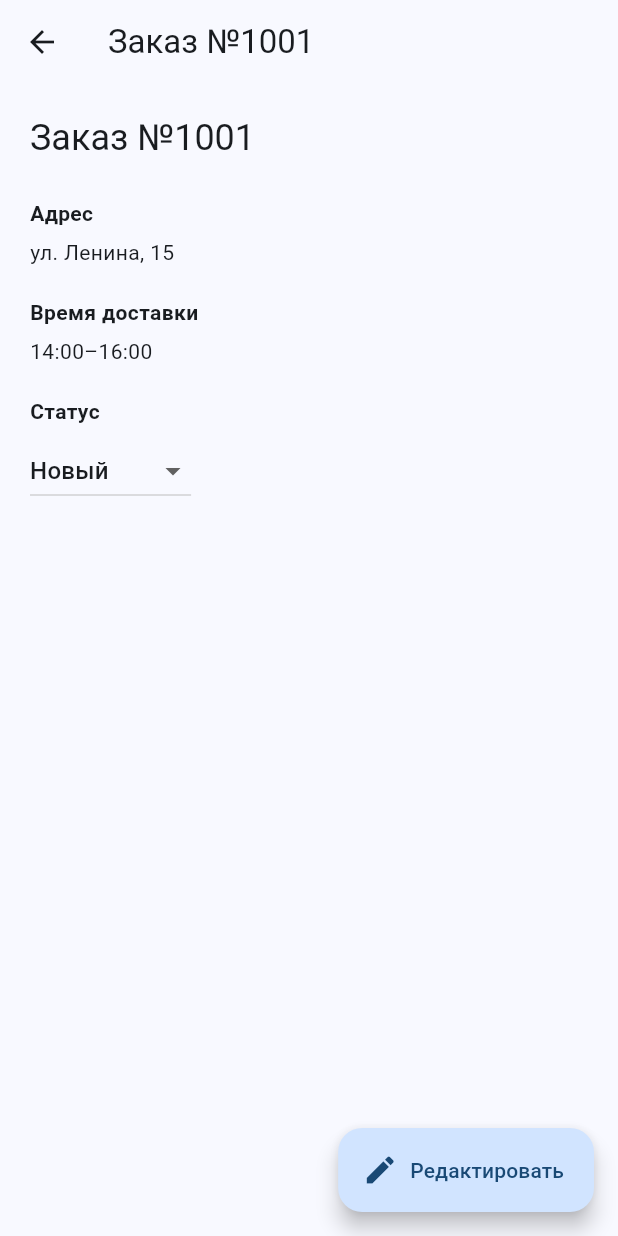
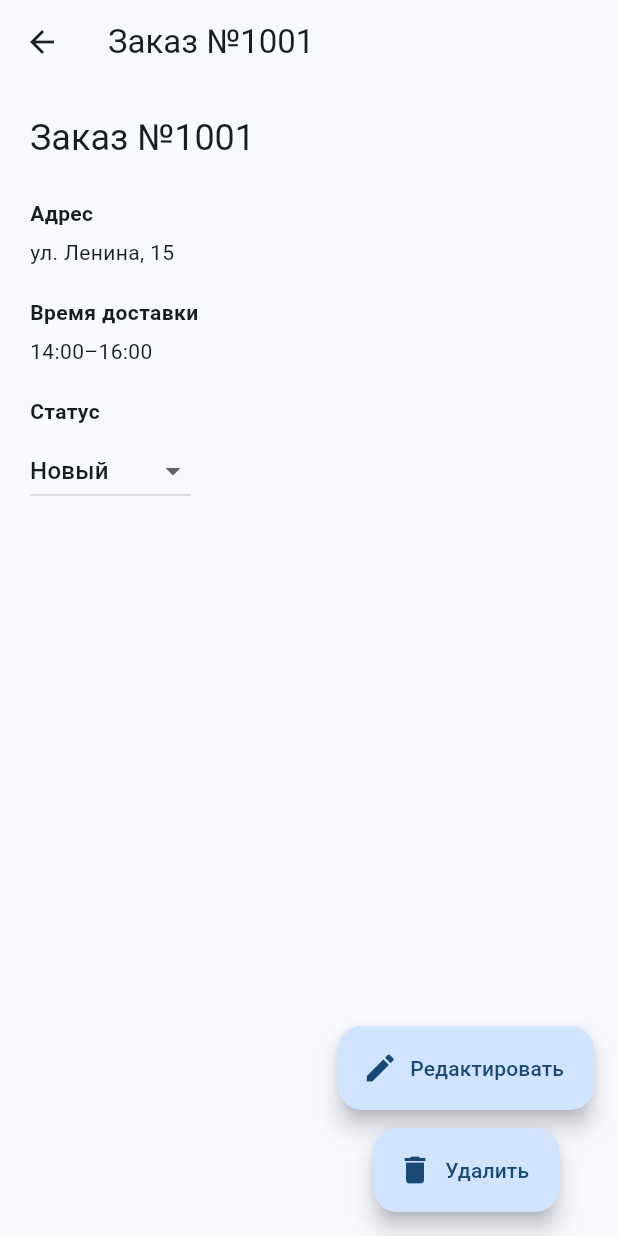
Before and after one commit to Camarederic/AI_Courier, a Flutter app: the OrdersPage screen opened directly, after a tap on an icon or button, on a phone screen of 412 x 824 dp. Run offline on Flutter 3.47's test engine with Material 3 defaults, Android fonts, the phone set to English and light mode, and no system bars.

Commit message:
Add order deletion

```diff
--- a/lib/order_details_page.dart
+++ b/lib/order_details_page.dart
@@ -27,7 +27,10 @@ class _OrderDetailsPageState extends State<OrderDetailsPage> {
   Widget build(BuildContext context) {
     return Scaffold(
       appBar: AppBar(title: Text('Заказ ${widget.order.orderNumber}')),
-      floatingActionButton: FloatingActionButton.extended(
+      floatingActionButton: Column(
+        mainAxisSize: MainAxisSize.min,
+        children: [
+          FloatingActionButton.extended(
             onPressed: () async {
               await Navigator.push(
                 context,
@@ -40,6 +43,47 @@ class _OrderDetailsPageState extends State<OrderDetailsPage> {
             },
             icon: const Icon(Icons.edit),
             label: const Text('Редактировать'),
+          ),
+
+          const SizedBox(height: 12),
+
+          FloatingActionButton.extended(
+            onPressed: () async {
+              final shouldDelete = await showDialog<bool>(
+                context: context,
+                builder: (context) {
+                  return AlertDialog(
+                    title: const Text('Удалить заказ?'),
+                    content: Text(
+                      'Вы действительно хотите удалить заказ '
+                      '${widget.order.orderNumber}?',
+                    ),
+                    actions: [
+                      TextButton(
+                        onPressed: () {
+                          Navigator.pop(context, false);
+                        },
+                        child: const Text('Отмена'),
+                      ),
+                      TextButton(
+                        onPressed: () {
+                          Navigator.pop(context, true);
+                        },
+                        child: const Text('Удалить'),
+                      ),
+                    ],
+                  );
+                },
+              );
+
+              if (shouldDelete == true) {
+                Navigator.pop(context, true);
+              }
+            },
+            icon: const Icon(Icons.delete),
+            label: const Text('Удалить'),
+          ),
+        ],
       ),
       body: Padding(
         padding: const EdgeInsets.all(20),
--- a/lib/orders_page.dart
+++ b/lib/orders_page.dart
@@ -62,14 +62,20 @@ class _OrdersPageState extends State<OrdersPage> {
             comment: order.comment,
             status: order.status,
             onTap: () async {
-              await Navigator.push(
+              final shouldDelete = await Navigator.push<bool>(
                 context,
                 MaterialPageRoute(
                   builder: (context) => OrderDetailsPage(order: order),
                 ),
               );
 
-              setState(() {});
+              if (shouldDelete == true) {
+                setState(() {
+                  orders.remove(order);
+                });
+              } else {
+                setState(() {});
+              }
             },
           );
         },
```
Lines whose indentation alone changed are shown as unchanged.
